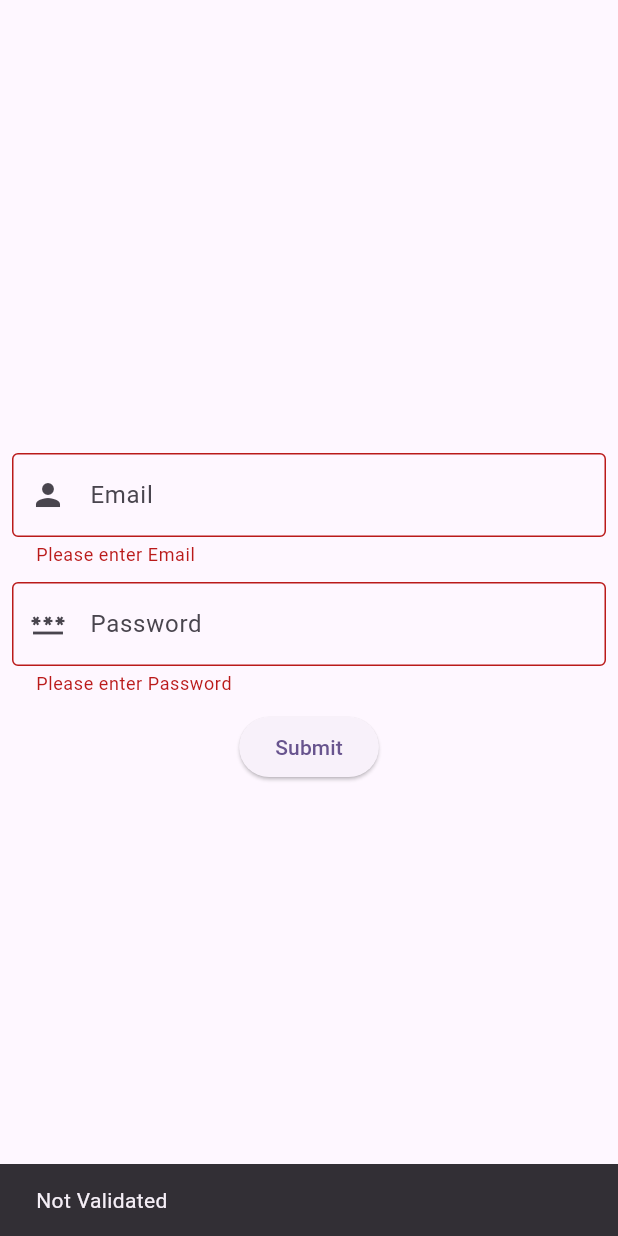
After one commit to JenilFlutter09/flutterTutorials, a Flutter app: the formExample screen opened directly, after a tap on "Submit", on a phone screen of 412 x 824 dp. The commit adds this screen. Run offline on Flutter 3.47's test engine with Material 3 defaults, Android fonts, the phone set to English and light mode, and no system bars; missing offline and left inert: staggered_grid_view.

Commit message:
nov13Commit

```diff
--- /dev/null
+++ b/lib/topicsToCover/formExample.dart
@@ -0,0 +1,89 @@
+import 'package:flutter/material.dart';
+
+class formExample extends StatefulWidget {
+  const formExample({super.key});
+
+  @override
+  State<formExample> createState() => _formExampleState();
+}
+
+class _formExampleState extends State<formExample> {
+  TextEditingController email = TextEditingController();
+  TextEditingController pass = TextEditingController();
+  final formKey = GlobalKey<FormState>();
+
+  @override
+  Widget build(BuildContext context) {
+    return Scaffold(
+      body: Form(
+        key: formKey,
+        child: Padding(
+          padding: const EdgeInsets.all(8.0),
+          child: Column(
+            mainAxisAlignment: MainAxisAlignment.center,
+
+            children: [
+              TextFormField(
+                controller: email,
+                keyboardType: TextInputType.emailAddress,
+                obscureText: false,
+                decoration: InputDecoration(
+                  border: OutlineInputBorder(
+                    borderSide: BorderSide(color: Colors.blue),
+                  ),
+                  prefixIcon: Icon(Icons.person),
+                  hintText: 'Email',
+                ),
+                validator: (value) {
+                  if (value == null || value.isEmpty) {
+                    return 'Please enter Email';
+                  } else if (!RegExp(r'^[^@]+@[^@]+\.[^@]+').hasMatch(value)) {
+                    return 'Enter a valid email';
+                  }
+                  return null;
+                },
+              ),
+              SizedBox(height: 10),
+              TextFormField(
+                controller: pass,
+                keyboardType: TextInputType.number,
+                obscureText: true,
+                obscuringCharacter: '*',
+                decoration: InputDecoration(
+                  border: OutlineInputBorder(
+                    borderSide: BorderSide(color: Colors.blue),
+                  ),
+                  prefixIcon: Icon(Icons.password),
+                  hintText: 'Password',
+                ),
+                validator: (value) {
+                  if (value == null || value.isEmpty) {
+                    return 'Please enter Password';
+                  } else if (value.length < 6) {
+                    return 'Password must be at least 6 characters';
+                  }
+                  return null;
+                },
+              ),
+              SizedBox(height: 10),
+              ElevatedButton(
+                onPressed: () {
+                  if (formKey.currentState!.validate()) {
+                    ScaffoldMessenger.of(
+                      context,
+                    ).showSnackBar(SnackBar(content: Text('Validated')));
+                  }else{
+                    ScaffoldMessenger.of(
+                      context,
+                    ).showSnackBar(SnackBar(content: Text('Not Validated')));
+                  }
+                },
+                child: Text('Submit'),
+              ),
+            ],
+          ),
+        ),
+      ),
+    );
+  }
+}
```
Also changed, not shown: lib/homeScreen.dart (+9 -2 lines), lib/topicsToCover/navigation.dart (+22 -6 lines), lib/topicsToCover/passingData.dart (added, +55 -0 lines).
